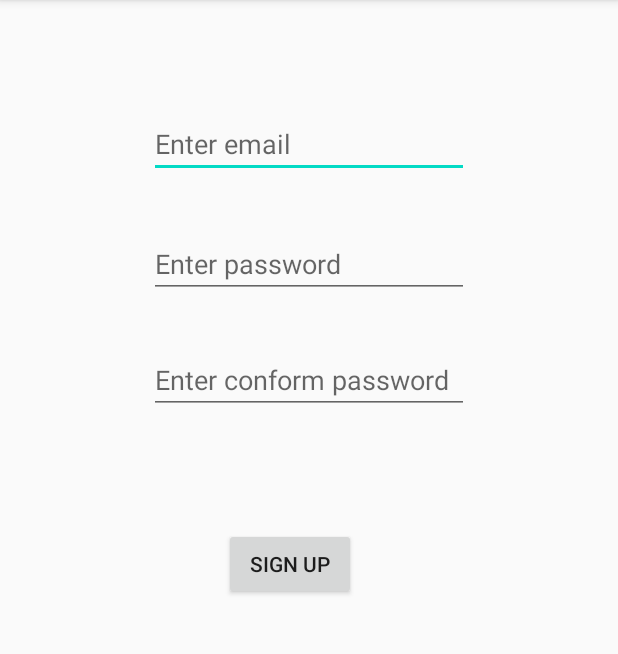
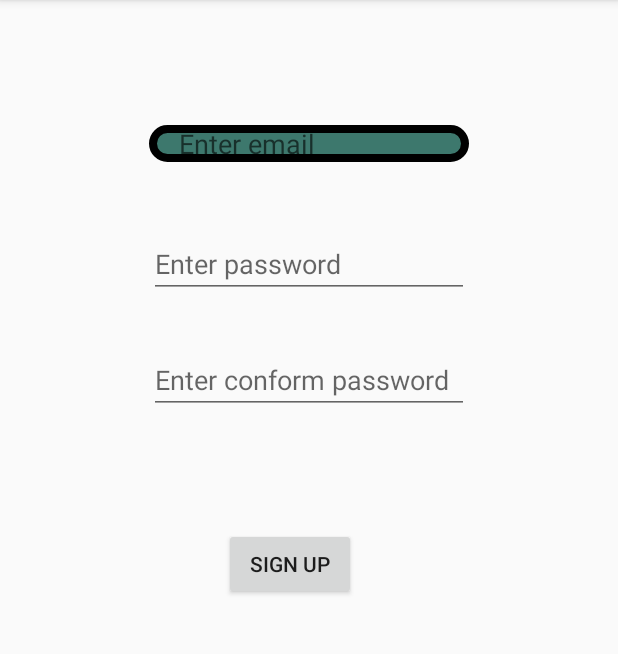
Before and after one commit to The-Fuse/Transport_Tracker, an Android app: the signin screen opened directly, with no data from a screen before it, on a phone screen of 412 x 824 dp, the part 84-738 px from its top. Run offline under Robolectric (Android 15) with nearby library versions, the phone set to English and light mode, and no system bars; our stand-ins replace Firebase (no records; nobody signed in at launch, a user with empty details on screens opened directly).

Commit message:
UI BETTER

```diff
--- /dev/null
+++ b/app/src/main/res/drawable/input_field.xml
@@ -0,0 +1,8 @@
+<?xml version="1.0" encoding="utf-8"?>
+<shape android:shape="rectangle"
+    xmlns:android="http://schemas.android.com/apk/res/android" >
+    <solid android:color="#3D786D"/>
+    <corners android:radius="50dp"/>
+    <stroke android:color="#000000" android:width="5dp"/>
+    <padding android:left="20sp"/>
+</shape>
--- a/app/src/main/res/layout/activity_signin.xml
+++ b/app/src/main/res/layout/activity_signin.xml
@@ -13,6 +13,7 @@
         android:layout_marginTop="40dp"
         android:ems="10"
         android:hint="Enter email"
+        android:background="@drawable/input_field"
         android:inputType="textEmailAddress"
         app:layout_constraintBottom_toTopOf="@+id/password"
         app:layout_constraintEnd_toEndOf="parent"
```
